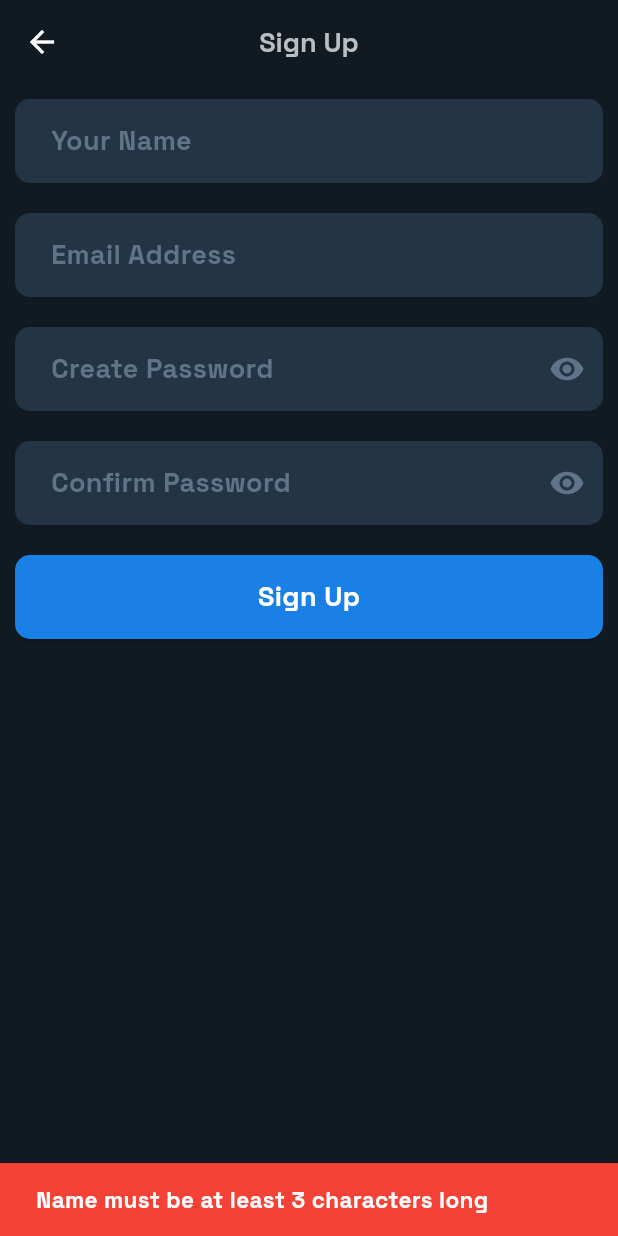
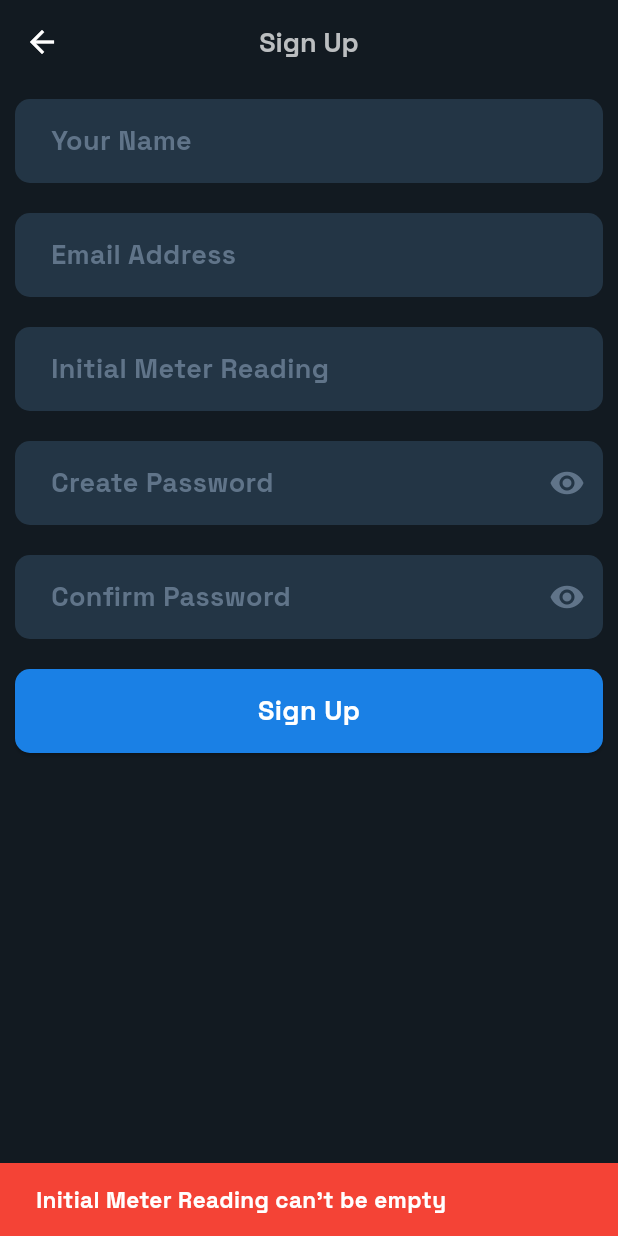
Before and after one commit to Sheroz-Akram/Volt-Vision, a Flutter app: the SignUpPage screen opened directly, after a tap on "Sign Up", on a phone screen of 412 x 824 dp. Run offline on Flutter 3.47's test engine with Material 3 defaults, Android fonts, the phone set to English and light mode, and no system bars; our stand-ins replace camera, flutter_local_notifications, google_fonts, open_file, percent_indicator, permission_handler and 2 more; missing offline and left inert: external_app_launcher, workmanager; accounts and stored records are empty; network calls fail.

Commit message:
Adjustments for Signup and Meter Scanning

```diff
--- a/app/lib/classes/network.dart
+++ b/app/lib/classes/network.dart
@@ -6,7 +6,7 @@ import 'package:http/http.dart';
 class Network {
   // HOST of our Server
   final String baseUrl =
-      "https://bc54-2a09-bac1-5b00-28-00-1f1-1c1.ngrok-free.app";
+      "https://b010-2a09-bac5-5043-1d0f-00-2e5-72.ngrok-free.app";
 
   // Simple POST Request to Server
   Future<Response> postRequest(
--- a/app/lib/classes/user.dart
+++ b/app/lib/classes/user.dart
@@ -37,7 +37,8 @@ class User {
   }
 
   /// Login a New User
-  Future<String?> signup(String name, String email, String password) async {
+  Future<String?> signup(
+      String name, String email, String password, String initalReading) async {
     // Validate the User Email and Password
     String? nameError = validator.validateName(name);
     String? emailError = validator.validateEmail(email);
@@ -53,7 +54,8 @@ class User {
     }
 
     // Perform Sign Up Request
-    Response response = await authentication.signup(name, email, password);
+    Response response =
+        await authentication.signup(name, email, password, initalReading);
     if (response.statusCode == 200) {
       final responseData = jsonDecode(response.body);
       if (responseData['success'] == true) {
--- a/app/lib/components/electricityUsage.dart
+++ b/app/lib/components/electricityUsage.dart
@@ -74,7 +74,7 @@ class _ElectricityUsage extends State<ElectricityUsage> {
         Padding(
           padding: const EdgeInsets.only(bottom: 10.0),
           child: Text(
-            "You're using ${chartData.lastOrNull == null ? "-0%" : chartData.lastOrNull!.trend == "positive" ? "${chartData.lastOrNull!.change.toInt()}% more" : "${chartData.lastOrNull!.change.toInt()}% less"} more electricity than last week",
+            "You're using ${chartData.lastOrNull == null ? "-0%" : chartData.lastOrNull!.trend == "positive" ? "${chartData.lastOrNull!.change.toInt()}% less" : "${chartData.lastOrNull!.change.toInt()}% mores"} electricity than last week",
             style: Theme.of(context).textTheme.bodyLarge,
             textAlign: TextAlign.center,
           ),
--- a/app/lib/pages/account/signup.dart
+++ b/app/lib/pages/account/signup.dart
@@ -15,6 +15,7 @@ class SignUpPage extends StatefulWidget {
 class _SignUpPage extends State<SignUpPage> {
   final TextEditingController nameController = TextEditingController();
   final TextEditingController emailController = TextEditingController();
+  final TextEditingController initialReading = TextEditingController();
   final TextEditingController passwordController = TextEditingController();
   final TextEditingController confirmPasswordController =
       TextEditingController();
@@ -37,8 +38,14 @@ class _SignUpPage extends State<SignUpPage> {
       return;
     }
 
+    if (initialReading.text.isEmpty) {
+      snackBarDisplay.showError("Initial Meter Reading can't be empty");
+      return;
+    }
+
     // Perform Sign Up
-    var response = await user.signup(name, email, password);
+    var response =
+        await user.signup(name, email, password, initialReading.text);
     if (response != null) {
       snackBarDisplay.showError(response);
     } else {
@@ -65,6 +72,9 @@ class _SignUpPage extends State<SignUpPage> {
                 TextInput(hintText: "Your Name", controller: nameController),
                 TextInput(
                     hintText: "Email Address", controller: emailController),
+                TextInput(
+                    hintText: "Initial Meter Reading",
+                    controller: initialReading),
                 TextInput(
                   hintText: "Create Password",
                   controller: passwordController,
--- a/app/lib/utils/authentication.dart
+++ b/app/lib/utils/authentication.dart
@@ -18,13 +18,18 @@ class Authentication extends Network {
 
   // Signup method
   Future<http.Response> signup(
-      String name, String email, String password) async {
+      String name, String email, String password, initialReading) async {
     final url = Uri.parse('$baseUrl/users/signup');
 
     final response = await http.post(
       url,
       headers: {'Content-Type': 'application/json'},
-      body: jsonEncode({'name': name, 'email': email, 'password': password}),
+      body: jsonEncode({
+        'name': name,
+        'email': email,
+        'password': password,
+        'initialReading': initialReading
+      }),
     );
 
     return response;
```
Also changed, not shown: app/lib/components/graph.dart (+5 -4 lines), app/lib/pages/capture/process.dart (+9 -4 lines), app/lib/pages/capture/scan.dart (+59 -10 lines), 4 other files.
